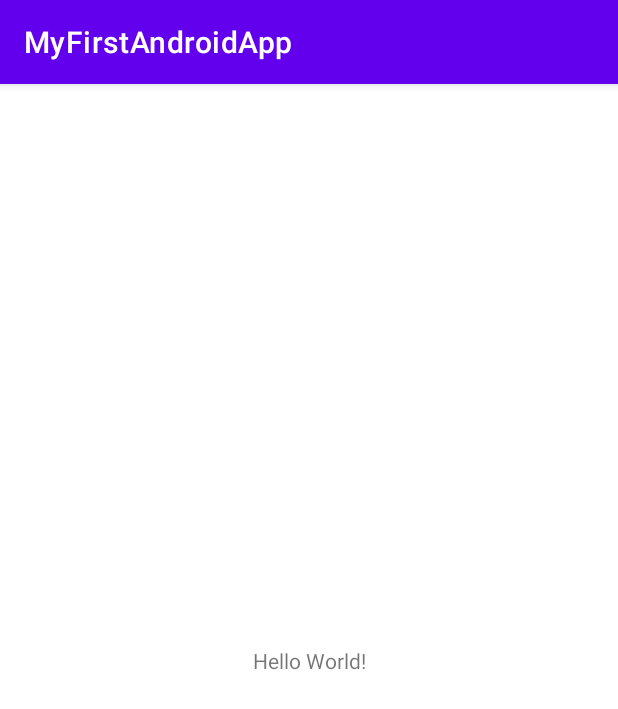
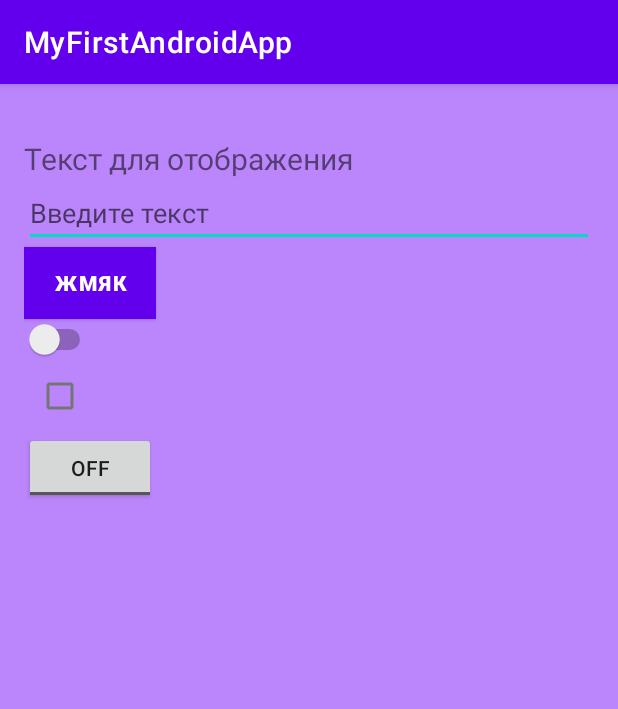
Before and after one commit to TimurAbyzbaev/MyFirstAndroidApp, an Android app: the screen it shows after launch (MainActivity), on a phone screen of 412 x 824 dp. Shown: the top 709 px of the screen. Run offline under Robolectric (Android 15) with nearby library versions, the phone set to English and light mode, and no system bars.

Commit message:
Task 1.1 is done

```diff
--- a/app/src/main/res/layout/activity_main.xml
+++ b/app/src/main/res/layout/activity_main.xml
@@ -1,18 +1,41 @@
 <?xml version="1.0" encoding="utf-8"?>
-<androidx.constraintlayout.widget.ConstraintLayout xmlns:android="http://schemas.android.com/apk/res/android"
-    xmlns:app="http://schemas.android.com/apk/res-auto"
-    xmlns:tools="http://schemas.android.com/tools"
+<LinearLayout xmlns:android="http://schemas.android.com/apk/res/android"
     android:layout_width="match_parent"
     android:layout_height="match_parent"
-    tools:context=".MainActivity">
+    android:orientation="vertical"
+    android:padding="16dp"
+    android:background="@color/purple_200">
+
 
     <TextView
         android:layout_width="wrap_content"
         android:layout_height="wrap_content"
-        android:text="Hello World!"
-        app:layout_constraintBottom_toBottomOf="parent"
-        app:layout_constraintEnd_toEndOf="parent"
-        app:layout_constraintStart_toStartOf="parent"
-        app:layout_constraintTop_toTopOf="parent" />
+        android:layout_marginTop="20dp"
+        android:text="Текст для отображения"
+        android:textSize="20dp"
+        />
 
-</androidx.constraintlayout.widget.ConstraintLayout>
+    <EditText
+        android:layout_width="match_parent"
+        android:layout_height="wrap_content"
+        android:hint="Введите текст"/>
+
+    <Button
+        android:layout_width="wrap_content"
+        android:layout_height="wrap_content"
+        android:background="@color/black"
+        android:text="Жмяк"
+        android:textColor="@color/white"
+        android:textStyle="bold" />
+
+    <Switch
+        android:layout_width="wrap_content"
+        android:layout_height="wrap_content"/>
+    <CheckBox
+        android:layout_width="wrap_content"
+        android:layout_height="wrap_content"/>
+    <ToggleButton
+        android:layout_width="wrap_content"
+        android:layout_height="wrap_content"/>
+
+</LinearLayout>
```
